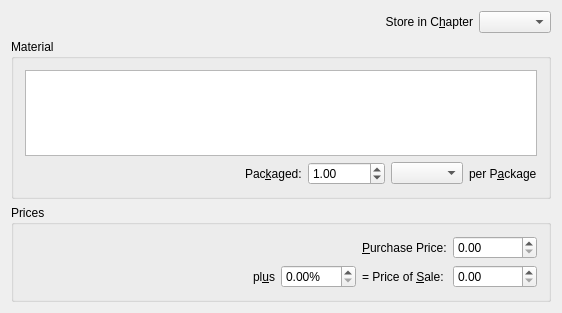
dragotin/kraft, file src/materialdialog.ui: the form before one commit.
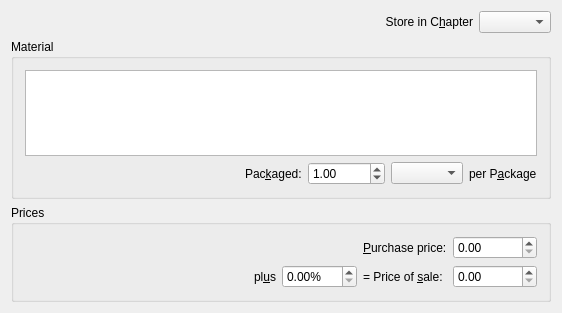
The form after the commit.

Diff of the .ui file:
```diff
--- a/src/materialdialog.ui
+++ b/src/materialdialog.ui
@@ -166,7 +166,7 @@
         <item row="1" column="1">
          <widget class="QLabel" name="textLabel4_2">
           <property name="text">
-           <string>= Price of &amp;Sale:</string>
+           <string>= Price of &amp;sale:</string>
           </property>
           <property name="wordWrap">
            <bool>false</bool>
@@ -238,7 +238,7 @@
         <item row="0" column="1">
          <widget class="QLabel" name="textLabel4">
           <property name="text">
-           <string>&amp;Purchase Price:</string>
+           <string>&amp;Purchase price:</string>
           </property>
           <property name="wordWrap">
            <bool>false</bool>
```
